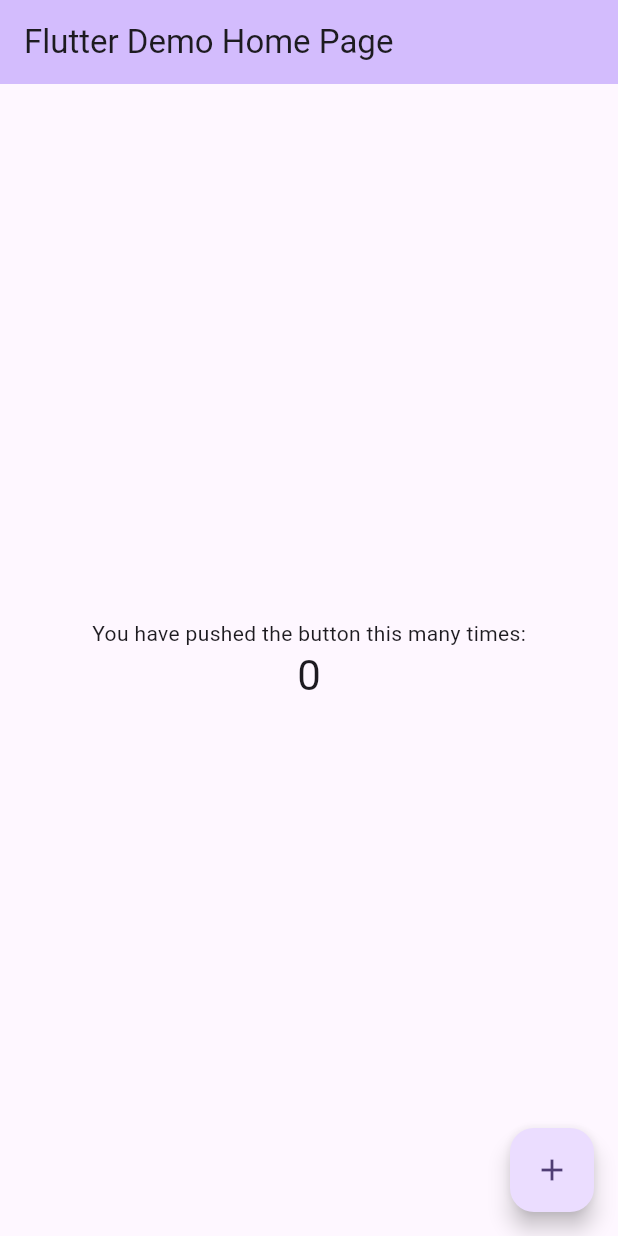
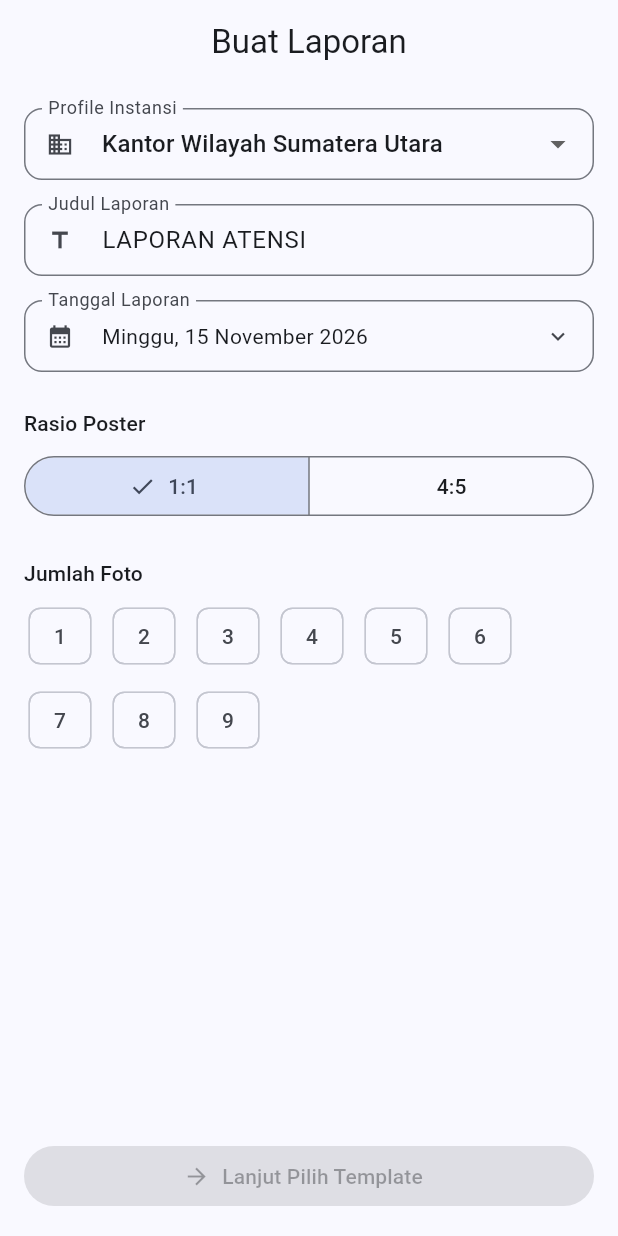
Before and after one commit to arraniri46/collage_generator, a Flutter app: the screen it shows after launch, on a phone screen of 412 x 824 dp. Run offline on Flutter 3.47's test engine with Material 3 defaults, Android fonts, the phone set to English and light mode, and no system bars.

Commit message:
feat: add providers, setup screen and template picker with wireframe previews

```diff
--- /dev/null
+++ b/lib/features/setup/setup_screen.dart
@@ -0,0 +1,159 @@
+import 'package:flutter/material.dart';
+import 'package:provider/provider.dart';
+
+import '../../core/models/collage_report.dart';
+import '../../core/theme/app_theme.dart';
+import '../../core/utils/date_formatter_id.dart';
+import '../../providers/profile_provider.dart';
+import '../../providers/report_provider.dart';
+import '../template_picker/template_picker_screen.dart';
+
+/// Step 1 of the flow: pick profile, title, date, ratio and photo count.
+final class SetupScreen extends StatefulWidget {
+  const SetupScreen({super.key});
+
+  @override
+  State<SetupScreen> createState() => _SetupScreenState();
+}
+
+class _SetupScreenState extends State<SetupScreen> {
+  late TextEditingController _judulController;
+
+  @override
+  void initState() {
+    super.initState();
+    _judulController = TextEditingController(
+      text: context.read<ReportProvider>().report.judul,
+    );
+  }
+
+  @override
+  void dispose() {
+    _judulController.dispose();
+    super.dispose();
+  }
+
+  Future<void> _pickDate() async {
+    final provider = context.read<ReportProvider>();
+    final picked = await showDatePicker(
+      context: context,
+      initialDate: provider.report.tanggalLaporan,
+      firstDate: DateTime(2020),
+      lastDate: DateTime(2100),
+      locale: const Locale('id'),
+    );
+    if (picked != null && mounted) {
+      provider.setTanggal(picked);
+    }
+  }
+
+  @override
+  Widget build(BuildContext context) {
+    final report = context.watch<ReportProvider>().report;
+    final profiles = context.watch<ProfileProvider>().profiles;
+
+    return Scaffold(
+      appBar: AppBar(title: const Text('Buat Laporan')),
+      body: ListView(
+        padding: const EdgeInsets.all(AppSpacing.screenPadding),
+        children: [
+          // Profile selection
+          DropdownButtonFormField<String>(
+            initialValue: report.profileId ?? profiles.first.id,
+            decoration: const InputDecoration(
+              labelText: 'Profile Instansi',
+              prefixIcon: Icon(Icons.business),
+            ),
+            items: profiles
+                .map((p) => DropdownMenuItem(
+                      value: p.id,
+                      child: Text(p.namaUnit, overflow: TextOverflow.ellipsis),
+                    ))
+                .toList(),
+            onChanged: (v) => context.read<ReportProvider>().setProfile(v),
+          ),
+          const SizedBox(height: AppSpacing.lg),
+
+          // Title
+          TextFormField(
+            controller: _judulController,
+            decoration: const InputDecoration(
+              labelText: 'Judul Laporan',
+              prefixIcon: Icon(Icons.title),
+            ),
+            onChanged: (v) => context.read<ReportProvider>().setJudul(v),
+          ),
+          const SizedBox(height: AppSpacing.lg),
+
+          // Date
+          InkWell(
+            onTap: _pickDate,
+            borderRadius:
+                BorderRadius.circular(AppSpacing.cardRadius),
+            child: InputDecorator(
+              decoration: const InputDecoration(
+                labelText: 'Tanggal Laporan',
+                prefixIcon: Icon(Icons.calendar_month),
+                suffixIcon: Icon(Icons.expand_more),
+              ),
+              child: Text(DateFormatterId.full(report.tanggalLaporan)),
+            ),
+          ),
+          const SizedBox(height: AppSpacing.xl),
+
+          // Canvas ratio
+          Text('Rasio Poster',
+              style: Theme.of(context).textTheme.titleSmall),
+          const SizedBox(height: AppSpacing.sm),
+          SegmentedButton<CanvasRatio>(
+            segments: CanvasRatio.values
+                .map((r) => ButtonSegment(
+                      value: r,
+                      label: Text(r.label),
+                    ))
+                .toList(),
+            selected: {report.canvasRatio},
+            onSelectionChanged: (s) =>
+                context.read<ReportProvider>().setCanvasRatio(s.first),
+          ),
+          const SizedBox(height: AppSpacing.xl),
+
+          // Photo count
+          Text('Jumlah Foto',
+              style: Theme.of(context).textTheme.titleSmall),
+          const SizedBox(height: AppSpacing.sm),
+          Wrap(
+            spacing: AppSpacing.sm,
+            runSpacing: AppSpacing.sm,
+            children: [
+              for (var i = 1; i <= 9; i++)
+                ChoiceChip(
+                  label: Text('$i'),
+                  selected: report.slots.length == i,
+                  onSelected: (_) =>
+                      context.read<ReportProvider>().setSlotCount(i),
+                ),
+            ],
+          ),
+          const SizedBox(height: AppSpacing.xxl),
+        ],
+      ),
+      bottomNavigationBar: SafeArea(
+        child: Padding(
+          padding: const EdgeInsets.all(AppSpacing.screenPadding),
+          child: FilledButton.icon(
+            icon: const Icon(Icons.arrow_forward),
+            label: const Text('Lanjut Pilih Template'),
+            onPressed: report.slots.isEmpty
+                ? null
+                : () => Navigator.of(context).push(
+                      MaterialPageRoute<void>(
+                        builder: (_) => const TemplatePickerScreen(),
+                      ),
+                    ),
+          ),
+        ),
+      ),
+    );
+  }
+}
--- a/lib/main.dart
+++ b/lib/main.dart
@@ -1,121 +1,37 @@
 import 'package:flutter/material.dart';
+import 'package:flutter_localizations/flutter_localizations.dart';
+import 'package:provider/provider.dart';
+
+import 'core/theme/app_theme.dart';
+import 'features/setup/setup_screen.dart';
+import 'providers/profile_provider.dart';
+import 'providers/report_provider.dart';
 
 void main() {
-  runApp(const MyApp());
+  runApp(const CollageGeneratorApp());
 }
 
-class MyApp extends StatelessWidget {
-  const MyApp({super.key});
-
-  // This widget is the root of your application.
-  @override
-  Widget build(BuildContext context) {
-    return MaterialApp(
-      title: 'Flutter Demo',
-      theme: ThemeData(
-        // This is the theme of your application.
-        //
-        // TRY THIS: Try running your application with "flutter run". You'll see
-        // the application has a purple toolbar. Then, without quitting the app,
-        // try changing the seedColor in the colorScheme below to Colors.green
-        // and then invoke "hot reload" (save your changes or press the "hot
-        // reload" button in a Flutter-supported IDE, or press "r" if you used
-        // the command line to start the app).
-        //
-        // Notice that the counter didn't reset back to zero; the application
-        // state is not lost during the reload. To reset the state, use hot
-        // restart instead.
-        //
-        // This works for code too, not just values: Most code changes can be
-        // tested with just a hot reload.
-        colorScheme: .fromSeed(seedColor: Colors.deepPurple),
-      ),
-      home: const MyHomePage(title: 'Flutter Demo Home Page'),
-    );
-  }
-}
-
-class MyHomePage extends StatefulWidget {
-  const MyHomePage({super.key, required this.title});
-
-  // This widget is the home page of your application. It is stateful, meaning
-  // that it has a State object (defined below) that contains fields that affect
-  // how it looks.
-
-  // This class is the configuration for the state. It holds the values (in this
-  // case the title) provided by the parent (in this case the App widget) and
-  // used by the build method of the State. Fields in a Widget subclass are
-  // always marked "final".
-
-  final String title;
-
-  @override
-  State<MyHomePage> createState() => _MyHomePageState();
-}
-
-class _MyHomePageState extends State<MyHomePage> {
-  int _counter = 0;
-
-  void _incrementCounter() {
-    setState(() {
-      // This call to setState tells the Flutter framework that something has
-      // changed in this State, which causes it to rerun the build method below
-      // so that the display can reflect the updated values. If we changed
-      // _counter without calling setState(), then the build method would not be
-      // called again, and so nothing would appear to happen.
-      _counter++;
-    });
-  }
+final class CollageGeneratorApp extends StatelessWidget {
+  const CollageGeneratorApp({super.key});
 
   @override
   Widget build(BuildContext context) {
-    // This method is rerun every time setState is called, for instance as done
-    // by the _incrementCounter method above.
-    //
-    // The Flutter framework has been optimized to make rerunning build methods
-    // fast, so that you can just rebuild anything that needs updating rather
-    // than having to individually change instances of widgets.
-    return Scaffold(
-      appBar: AppBar(
-        // TRY THIS: Try changing the color here to a specific color (to
-        // Colors.amber, perhaps?) and trigger a hot reload to see the AppBar
-        // change color while the other colors stay the same.
-        backgroundColor: Theme.of(context).colorScheme.inversePrimary,
-        // Here we take the value from the MyHomePage object that was created by
-        // the App.build method, and use it to set our appbar title.
-        title: Text(widget.title),
-      ),
-      body: Center(
-        // Center is a layout widget. It takes a single child and positions it
-        // in the middle of the parent.
-        child: Column(
-          // Column is also a layout widget. It takes a list of children and
-          // arranges them vertically. By default, it sizes itself to fit its
-          // children horizontally, and tries to be as tall as its parent.
-          //
-          // Column has various properties to control how it sizes itself and
-          // how it positions its children. Here we use mainAxisAlignment to
-          // center the children vertically; the main axis here is the vertical
-          // axis because Columns are vertical (the cross axis would be
-          // horizontal).
-          //
-          // TRY THIS: Invoke "debug painting" (choose the "Toggle Debug Paint"
-          // action in the IDE, or press "p" in the console), to see the
-          // wireframe for each widget.
-          mainAxisAlignment: .center,
-          children: [
-            const Text('You have pushed the button this many times:'),
-            Text(
-              '$_counter',
-              style: Theme.of(context).textTheme.headlineMedium,
-            ),
-          ],
-        ),
-      ),
-      floatingActionButton: FloatingActionButton(
-        onPressed: _incrementCounter,
-        tooltip: 'Increment',
-        child: const Icon(Icons.add),
+    return MultiProvider(
+      providers: [
+        ChangeNotifierProvider(create: (_) => ProfileProvider()),
+        ChangeNotifierProvider(create: (_) => ReportProvider()),
+      ],
+      child: MaterialApp(
+        title: 'Collage Generator',
+        debugShowCheckedModeBanner: false,
+        theme: AppTheme.light(),
+        supportedLocales: const [Locale('id'), Locale('en')],
+        localizationsDelegates: const [
+          GlobalMaterialLocalizations.delegate,
+          GlobalWidgetsLocalizations.delegate,
+          GlobalCupertinoLocalizations.delegate,
+        ],
+        home: const SetupScreen(),
       ),
     );
   }
--- /dev/null
+++ b/lib/providers/profile_provider.dart
@@ -0,0 +1,86 @@
+import 'package:flutter/foundation.dart';
+
+import '../core/models/brand_profile.dart';
+
+/// Global registry of institution profiles.
+///
+/// Phase 1: in-memory with a seeded sample profile so UI development can
+/// proceed immediately. Persistence arrives in phase 4.
+class ProfileProvider extends ChangeNotifier {
+  ProfileProvider() {
+    _profiles
+      ..add(_sampleProfileKemenkum())
+      ..add(_sampleProfileDinas());
+  }
+
+  final List<BrandProfile> _profiles = [];
+  String? _activeProfileId;
+
+  List<BrandProfile> get profiles => List.unmodifiable(_profiles);
+
+  BrandProfile? get activeProfile {
+    for (final p in _profiles) {
+      if (p.id == _activeProfileId) return p;
+    }
+    return _profiles.isEmpty ? null : _profiles.first;
+  }
+
+  BrandProfile? byId(String? id) {
+    if (id == null) return null;
+    for (final p in _profiles) {
+      if (p.id == id) return p;
+    }
+    return null;
+  }
+
+  void setActive(String id) {
+    _activeProfileId = id;
+    notifyListeners();
+  }
+
+  void upsert(BrandProfile profile) {
+    final index = _profiles.indexWhere((p) => p.id == profile.id);
+    if (index >= 0) {
+      _profiles[index] = profile;
+    } else {
+      _profiles.add(profile);
+    }
+    notifyListeners();
+  }
+
+  void remove(String id) {
+    _profiles.removeWhere((p) => p.id == id);
+    if (_activeProfileId == id) {
+      _activeProfileId = _profiles.isEmpty ? null : _profiles.first.id;
+    }
+    notifyListeners();
+  }
+
+  static BrandProfile _sampleProfileKemenkum() => const BrandProfile(
+        id: 'sample-kemenkum',
+        namaInstansi: 'Kementerian Hukum',
+        namaUnit: 'Kantor Wilayah Sumatera Utara',
+        websiteUrl: 'sumut.kemenkum.go.id',
+        kepadaYth:
+            'Bapak Sekretaris Jenderal Kementerian Hukum Republik Indonesia',
+        dariLabel:
+            'Kepala Kantor Wilayah Kementerian Hukum Sumatera Utara',
+        tembusan: [
+          'Menteri Hukum RI;',
+          'Wakil Menteri Hukum RI;',
+          'Bapak Inspektur Jenderal Kementerian Hukum Republik Indonesia;',
+          'Bapak/Ibu Pimti Madya Kementerian Hukum RI.',
+        ],
+        jabatanTtd: 'Kepala Kantor Wilayah',
+        namaTtd: 'Rudy Hendra Pakpahan',
+      );
+
+  static BrandProfile _sampleProfileDinas() => const BrandProfile(
+        id: 'sample-dinas',
+        namaInstansi: 'Pemerintah Provinsi Sumatera Utara',
+        namaUnit: 'Dinas Komunikasi dan Informatika',
+        websiteUrl: 'kominfo.sumutprov.go.id',
+        jabatanTtd: 'Kepala Dinas',
+        namaTtd: 'Contoh Nama Penandatangan',
+      );
+}
--- /dev/null
+++ b/lib/providers/report_provider.dart
@@ -0,0 +1,79 @@
+import 'package:flutter/foundation.dart';
+
+import '../core/data/templates/template_registry.dart';
+import '../core/models/collage_report.dart';
+import '../core/models/collage_template.dart';
+import '../core/models/report_caption.dart';
+import '../core/models/slot_data.dart';
+
+/// Global state of the report being composed (setup → template → editor).
+class ReportProvider extends ChangeNotifier {
+  CollageReport _report = CollageReport(
+    id: DateTime.now().microsecondsSinceEpoch.toString(),
+    judul: 'LAPORAN ATENSI',
+    tanggalLaporan: DateTime.now(),
+  );
+
+  CollageReport get report => _report;
+
+  /// Currently selected template (resolved from [CollageReport.templateId]).
+  CollageTemplate? get template => TemplateRegistry.byId(_report.templateId);
+
+  // --- Setup screen ---
+
+  void setJudul(String judul) {
+    _report = _report.copyWith(judul: judul);
+    notifyListeners();
+  }
+
+  void setTanggal(DateTime date) {
+    _report = _report.copyWith(tanggalLaporan: date);
+    notifyListeners();
+  }
+
+  void setCanvasRatio(CanvasRatio ratio) {
+    _report = _report.copyWith(canvasRatio: ratio);
+    notifyListeners();
+  }
+
+  void setProfile(String? profileId) {
+    _report = _report.copyWith(profileId: profileId);
+    notifyListeners();
+  }
+
+  /// Sets the photo count: resets the template and reinitializes slots.
+  void setSlotCount(int count) {
+    _report = _report.copyWith(
+      templateId: null,
+      slots: List.generate(count, (_) => const SlotData()),
+    );
+    notifyListeners();
+  }
+
+  int get slotCount => _report.slots.length;
+
+  // --- Template picking ---
+
+  void selectTemplate(CollageTemplate template) {
+    assert(template.slotCount == _report.slots.length);
+    _report = _report.copyWith(templateId: template.id);
+    notifyListeners();
+  }
+
+  // --- Caption ---
+
+  void updateCaption(ReportCaption caption) {
+    _report = _report.copyWith(caption: caption);
+    notifyListeners();
+  }
+
+  /// Starts a fresh report; [base] can be a duplicated previous report.
+  void startNewReport({CollageReport? base}) {
+    _report = (base ?? CollageReport(
+      id: DateTime.now().microsecondsSinceEpoch.toString(),
+      judul: 'LAPORAN ATENSI',
+      tanggalLaporan: DateTime.now(),
+    ));
+    notifyListeners();
+  }
+}
```
Also changed, not shown: lib/features/template_picker/template_picker_screen.dart (added, +94 -0 lines), lib/features/template_picker/widgets/template_wireframe.dart (added, +141 -0 lines).
